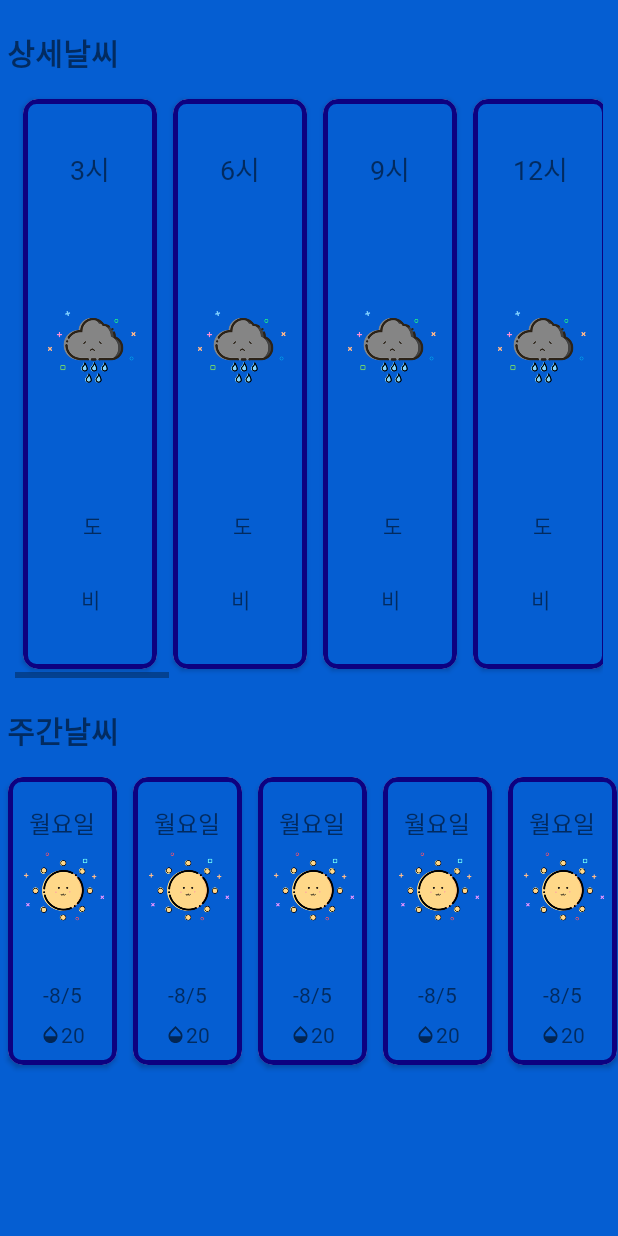
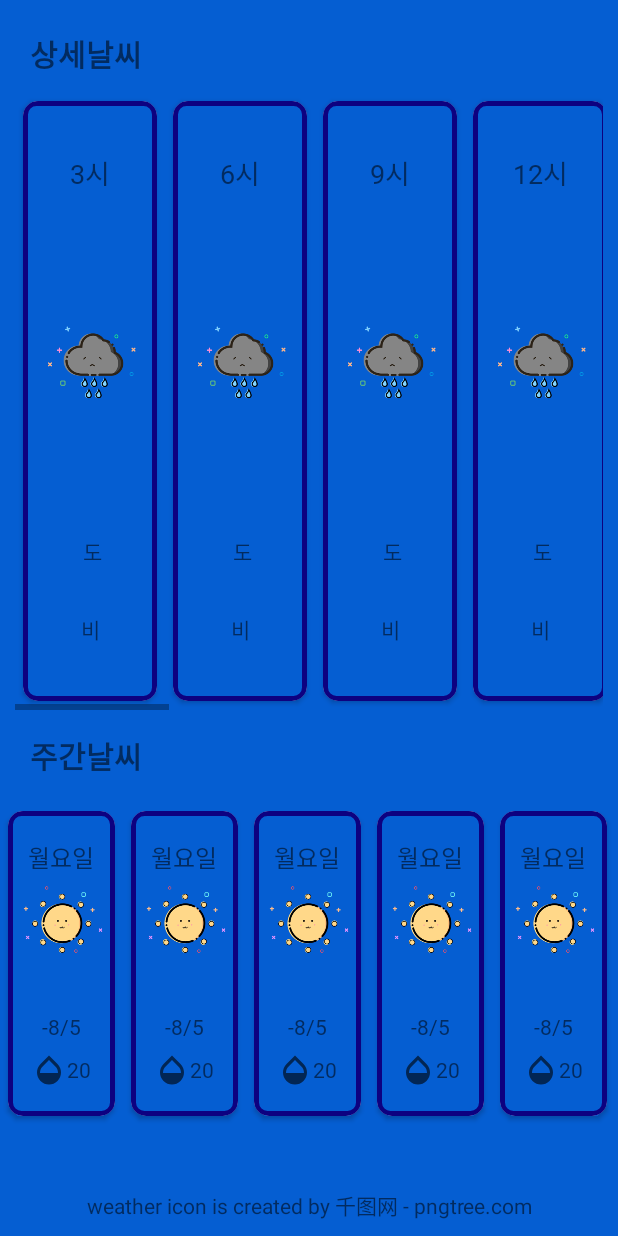
Before and after one commit to gyulchyoung/weather_app, an Android app: the specific_weather screen opened directly, with no data from a screen before it, on a phone screen of 412 x 824 dp. Run offline under Robolectric (Android 15) with nearby library versions, the phone set to English and light mode, and no system bars; network calls fail; Roboto replaces fonts that are not available here.

Commit message:
3/5 heeju commit

```diff
--- a/app/src/main/java/com/example/main_w/alarm/AlarmActivity.java
+++ b/app/src/main/java/com/example/main_w/alarm/AlarmActivity.java
@@ -303,7 +303,7 @@ public class AlarmActivity extends Service {
                     bubble_img.setImageResource(R.drawable.sunny);
                 }
                 else if (now_SKY.equals("구름많음")) {
-                    now_weather = "현재 날씨는 구름이 많아요!";
+                    now_weather = "지금 구름이 많아요!";
                     bubble_img.setImageResource(R.drawable.cloud);
                 }
                 else {
--- a/app/src/main/res/layout/activity_alarm.xml
+++ b/app/src/main/res/layout/activity_alarm.xml
@@ -59,7 +59,7 @@
             android:layout_width="wrap_content"
             android:layout_height="wrap_content"
             android:layout_gravity="top|center"
-            android:layout_marginTop="10dp"
+            android:layout_marginTop="15dp"
             android:background="@android:color/transparent">
 
             <ImageView
@@ -78,10 +78,10 @@
                 android:layout_below="@+id/bubble_weather_imgView"
                 android:layout_centerHorizontal="true"
                 android:background="@android:color/transparent"
+                android:fontFamily="@font/app_font"
                 android:text="최고/최저기온"
-                android:textSize="16dp"
-                android:fontFamily="@font/app_font"
-                android:textStyle="normal"/>
+                android:textSize="14dp"
+                android:textStyle="normal" />
 
             <TextView
                 android:id="@+id/bubble_weather_txt"
@@ -89,11 +89,12 @@
                 android:layout_height="wrap_content"
                 android:layout_below="@+id/bubble_temp_view"
                 android:layout_centerHorizontal="true"
+                android:layout_marginTop="3dp"
                 android:background="@android:color/transparent"
-                android:text="15~18시까지 비"
-                android:textSize="16dp"
                 android:fontFamily="@font/app_font"
-                android:textStyle="normal"/>
+                android:text="현재 날씨"
+                android:textSize="14dp"
+                android:textStyle="normal" />
         </RelativeLayout>
     </FrameLayout>
 
--- a/app/src/main/res/layout/specific_weather.xml
+++ b/app/src/main/res/layout/specific_weather.xml
@@ -2,38 +2,53 @@
 <LinearLayout xmlns:android="http://schemas.android.com/apk/res/android"
     android:layout_width="match_parent"
     android:layout_height="match_parent"
-    android:orientation="vertical"
-    android:paddingBottom="50dp">
+    android:orientation="vertical">
 
     <TextView
         android:layout_width="match_parent"
-        android:layout_height="50dp"
+        android:layout_height="0dp"
+        android:layout_weight="1.5"
+        android:fontFamily="@font/app_font"
+        android:gravity="center_vertical"
+        android:paddingLeft="15dp"
+        android:paddingTop="10dp"
         android:text=" 상세날씨"
-        android:fontFamily="@font/app_font"
-        android:textStyle="bold"
         android:textSize="20dp"
-        android:gravity="bottom"/>
+        android:textStyle="bold" />
+
     <fragment
         android:id="@+id/fragment"
         android:name="com.example.main_w.DAILY_JHJ.daily"
         android:layout_width="match_parent"
         android:layout_height="0dp"
-        android:layout_margin="10dp"
-        android:layout_weight="3" />
+        android:layout_marginLeft="10dp"
+        android:layout_marginRight="10dp"
+        android:layout_weight="10" />
+
     <TextView
         android:layout_width="match_parent"
-        android:layout_height="50dp"
+        android:layout_height="0dp"
+        android:layout_weight="1.5"
+        android:fontFamily="@font/app_font"
+        android:gravity="center_vertical"
+        android:paddingLeft="15dp"
         android:text=" 주간날씨"
-        android:fontFamily="@font/app_font"
-        android:textStyle="bold"
         android:textSize="20dp"
-        android:gravity="center_vertical"/>
+        android:textStyle="bold" />
 
     <fragment
         android:id="@+id/weekly_weather"
         android:name="com.example.main_w.weekly.WeeklyFragment"
         android:layout_width="match_parent"
         android:layout_height="0dp"
-        android:layout_weight="2" />
+        android:layout_weight="6" />
+
+    <TextView
+        android:id="@+id/textView"
+        android:layout_width="match_parent"
+        android:layout_height="0dp"
+        android:layout_weight="1"
+        android:gravity="center"
+        android:text="weather icon is created by 千图网 - pngtree.com" />
 
 </LinearLayout>
--- a/app/src/main/res/layout/weekly_recycler_item.xml
+++ b/app/src/main/res/layout/weekly_recycler_item.xml
@@ -1,75 +1,88 @@
 <?xml version="1.0" encoding="utf-8"?>
 <androidx.cardview.widget.CardView xmlns:android="http://schemas.android.com/apk/res/android"
-    android:layout_width="83dp"
-    android:layout_height="wrap_content"
     xmlns:app="http://schemas.android.com/apk/res-auto"
+    android:layout_width="82dp"
+    android:layout_height="match_parent"
     android:orientation="vertical"
     app:cardCornerRadius="10dp"
     app:cardUseCompatPadding="true">
 
     <LinearLayout
         android:layout_width="match_parent"
-        android:layout_height="wrap_content"
+        android:layout_height="match_parent"
+        android:background="@drawable/recycler_background"
         android:orientation="vertical"
-        android:padding="3dp"
-        android:background="@drawable/recycler_background">
+        android:padding="3dp">
 
         <TextView
             android:id="@+id/day_textView"
             android:layout_width="match_parent"
-            android:layout_height="wrap_content"
+            android:layout_height="0dp"
+            android:layout_marginTop="15dp"
+            android:layout_weight="1"
+            android:fontFamily="@font/app_font"
+            android:gravity="center"
             android:text="화요일"
-            android:gravity="center"
-            android:layout_marginTop="15dp"
-            android:fontFamily="@font/app_font"
-            android:textSize="16dp"/>
+            android:textSize="16dp" />
+
         <ImageView
             android:id="@+id/weather_imageView"
             android:layout_width="match_parent"
-            android:layout_height="wrap_content"
-            android:src="@drawable/sunny"
+            android:layout_height="0dp"
+            android:layout_weight="2"
             android:adjustViewBounds="true"
-            android:scaleType="fitCenter" />
+            android:scaleType="fitCenter"
+            android:src="@drawable/sunny" />
+
         <TextView
             android:id="@+id/weather_textView"
             android:layout_width="match_parent"
-            android:layout_height="wrap_content"
+            android:layout_height="0dp"
+            android:layout_weight="1"
             android:fontFamily="@font/app_font"
+            android:gravity="center"
             android:text="맑음"
-            android:textSize="14dp"
-            android:gravity="center" />
+            android:textSize="14dp" />
+
         <TextView
             android:id="@+id/temp_textView"
             android:layout_width="match_parent"
-            android:layout_height="wrap_content"
+            android:layout_height="0dp"
+            android:layout_marginTop="7dp"
+            android:layout_weight="1"
             android:fontFamily="@font/app_font"
+            android:gravity="center"
             android:text="-3/-13"
-            android:textSize="14dp"
-            android:gravity="center"
-            android:layout_marginTop="7dp"/>
+            android:textSize="14dp" />
+
         <RelativeLayout
             android:layout_width="match_parent"
-            android:layout_height="wrap_content"
-            android:gravity="center"
+            android:layout_height="0dp"
+            android:layout_gravity="center"
             android:layout_marginTop="7dp"
-            android:layout_marginBottom="7dp">
+            android:layout_marginBottom="15dp"
+            android:layout_weight="1"
+            android:gravity="center">
+
             <ImageView
                 android:id="@+id/rain_prob_img"
                 android:layout_width="wrap_content"
                 android:layout_height="wrap_content"
-                android:maxHeight="14dp"
+                android:layout_centerVertical="true"
                 android:adjustViewBounds="true"
                 android:src="@drawable/item_rain_prop"
-                android:layout_centerVertical="true" />
+                android:textSize="14dp" />
+
             <TextView
                 android:id="@+id/rain_prob_textView"
                 android:layout_width="wrap_content"
                 android:layout_height="wrap_content"
+                android:layout_alignBaseline="@+id/rain_prob_img"
+                android:layout_centerVertical="true"
+                android:layout_toRightOf="@id/rain_prob_img"
                 android:fontFamily="@font/app_font"
                 android:text="10"
-                android:textSize="14dp"
-                android:layout_toRightOf="@+id/rain_prob_img"
-                android:layout_alignBaseline="@+id/rain_prob_img"/>
+                android:textSize="14dp" />
         </RelativeLayout>
 
     </LinearLayout>
```
